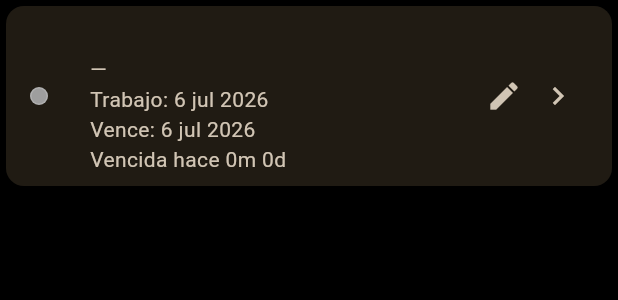
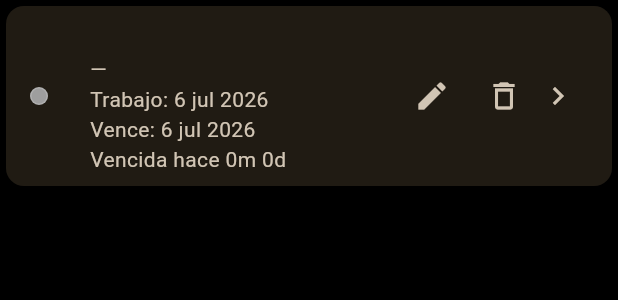
Before and after one commit to marestemo93-dotcom/Portones-m-y-m, a Flutter app: the _GarantiaTile widget shown alone on an empty page, opened directly with empty values, on a phone screen of 412 x 824 dp. Shown: the top 300 px of the screen. Run offline on Flutter 3.47's test engine with Material 3 defaults, Android fonts, the phone set to English and light mode, and no system bars; our stand-ins replace cloud_firestore, firebase_auth, firebase_core, firebase_messaging, firebase_storage, fl_chart and 14 more; missing offline and left inert: flutter_sound; accounts and stored records are empty; network calls fail.

Commit message:
Cambiar rol de firma a Propietario y agregar boton para eliminar garantias
- certificado_garantia_pdf.dart: la firma del gerente ahora muestra
  nombre, cedula y "Propietario" en 3 lineas, sin el encabezado
  "Firma del gerente".
- Garantias-Tab: icono de eliminar junto a "Ver certificado" y "Editar"
  en cada garantia, mismo patron sin confirmacion que ya usan los demas
  botones de eliminar de la app.

Co-Authored-By: Claude Sonnet 5 <noreply@anthropic.com>

```diff
--- a/lib/features/garantias/presentation/garantias_tab.dart
+++ b/lib/features/garantias/presentation/garantias_tab.dart
@@ -249,6 +249,10 @@ class _GarantiasTabState extends ConsumerState<GarantiasTab> {
 
                               if (mounted) setState(() {});
                             },
+                            onDelete: () async {
+                              await garRepo.deleteByJobId(g.jobId);
+                              if (mounted) setState(() {});
+                            },
                           ),
                         );
                       }),
@@ -388,12 +392,14 @@ class _GarantiaTile extends StatelessWidget {
     required this.color,
     required this.onTap,
     required this.onEdit,
+    required this.onDelete,
   });
 
   final GarantiaItem g;
   final Color color;
   final VoidCallback onTap;
   final VoidCallback onEdit;
+  final VoidCallback onDelete;
 
   @override
   Widget build(BuildContext context) {
@@ -442,6 +448,11 @@ class _GarantiaTile extends StatelessWidget {
               tooltip: 'Editar',
               icon: const Icon(Icons.edit),
               onPressed: onEdit,
+            ),
+            IconButton(
+              tooltip: 'Eliminar',
+              icon: const Icon(Icons.delete_outline),
+              onPressed: onDelete,
             ),
             const Icon(Icons.chevron_right),
           ],
```
Also changed, not shown: lib/features/garantias/pdf/certificado_garantia_pdf.dart (+6 -5 lines).
